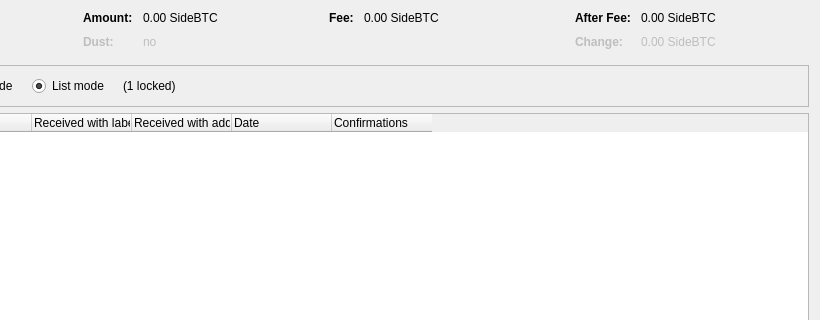
Above: src/qt/forms/coincontroldialog.ui from AnduroProject/coordinate before the change; both pictures show x 180 to 1000 and y 0 to 320 of the 1000 by 500 pixel window. Below: the same form after it.
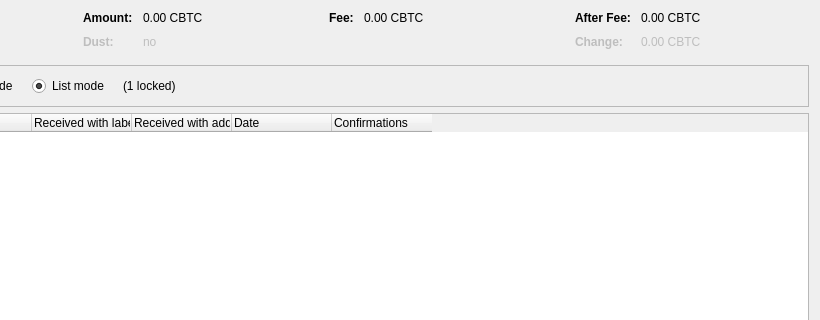
That is the form after the change. Custom widgets are drawn as their Qt base class.

Commit message: updating file to live for cbtc changes and logo changes

```diff
--- a/src/qt/forms/coincontroldialog.ui
+++ b/src/qt/forms/coincontroldialog.ui
@@ -132,7 +132,7 @@
           <enum>Qt::ActionsContextMenu</enum>
          </property>
          <property name="text">
-          <string notr="true">0.00 SideBTC</string>
+          <string notr="true">0.00 CBTC</string>
          </property>
          <property name="textInteractionFlags">
           <set>Qt::LinksAccessibleByMouse|Qt::TextSelectableByKeyboard|Qt::TextSelectableByMouse</set>
@@ -212,7 +212,7 @@
           <enum>Qt::ActionsContextMenu</enum>
          </property>
          <property name="text">
-          <string notr="true">0.00 SideBTC</string>
+          <string notr="true">0.00 CBTC</string>
          </property>
          <property name="textInteractionFlags">
           <set>Qt::LinksAccessibleByMouse|Qt::TextSelectableByKeyboard|Qt::TextSelectableByMouse</set>
@@ -257,7 +257,7 @@
           <enum>Qt::ActionsContextMenu</enum>
          </property>
          <property name="text">
-          <string notr="true">0.00 SideBTC</string>
+          <string notr="true">0.00 CBTC</string>
          </property>
          <property name="textInteractionFlags">
           <set>Qt::LinksAccessibleByMouse|Qt::TextSelectableByKeyboard|Qt::TextSelectableByMouse</set>
@@ -292,7 +292,7 @@
           <enum>Qt::ActionsContextMenu</enum>
          </property>
          <property name="text">
-          <string notr="true">0.00 SideBTC</string>
+          <string notr="true">0.00 CBTC</string>
          </property>
          <property name="textInteractionFlags">
           <set>Qt::LinksAccessibleByMouse|Qt::TextSelectableByKeyboard|Qt::TextSelectableByMouse</set>
```
The commit also changes 7 other files.
